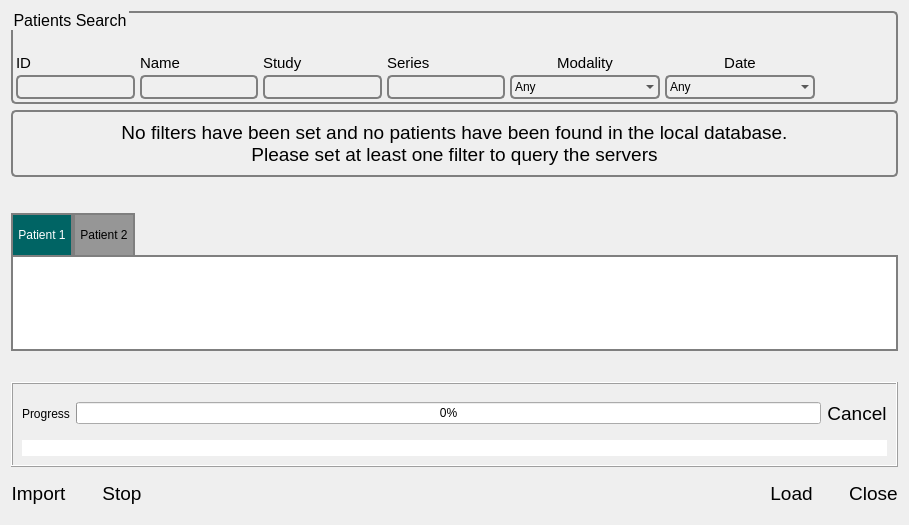
Old version of the form Libs/DICOM/Widgets/Resources/UI/ctkDICOMVisualBrowserWidget.ui in the repository Punzo/CTK.
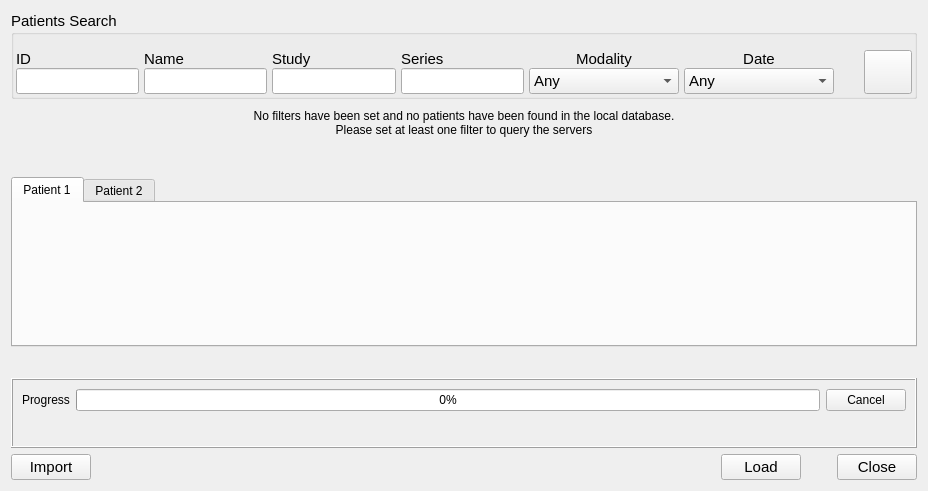
New version of the form. Icons and pictures are not drawn. Custom widgets are drawn as their Qt base class.

```diff
--- a/Libs/DICOM/Widgets/Resources/UI/ctkDICOMVisualBrowserWidget.ui
+++ b/Libs/DICOM/Widgets/Resources/UI/ctkDICOMVisualBrowserWidget.ui
@@ -9,8 +9,8 @@
    <rect>
     <x>0</x>
     <y>0</y>
-    <width>909</width>
-    <height>525</height>
+    <width>928</width>
+    <height>491</height>
    </rect>
   </property>
   <property name="windowTitle">
@@ -21,66 +21,18 @@
     <normaloff>:/Icons/patient.svg</normaloff>:/Icons/patient.svg</iconset>
   </property>
   <property name="styleSheet">
-   <string notr="true">QPushButton {
-border: none;
-padding: 9 px;
-background: transparent;
-font-size: 14pt;
-border-radius: 5px;
-}
-
-QPushButton:hover {
-background-color: rgb(150,150,150);
-}
-
-QPushButton:pressed {
-background-color: rgb(0,100,100);
-}</string>
+   <string notr="true"/>
   </property>
   <layout class="QVBoxLayout" name="verticalLayout">
    <item>
     <widget class="ctkCollapsibleGroupBox" name="SearchPatientsCollapsibleGroupBox">
      <property name="font">
       <font>
-       <pointsize>12</pointsize>
+       <pointsize>11</pointsize>
       </font>
      </property>
      <property name="styleSheet">
-      <string notr="true">QGroupBox {
-border: 2px solid rgb(127,127,127);
-border-radius: 5px;
-}
-QGroupBox::title {
-subcontrol-origin: margin;
-subcontrol-position: top left;
-}
-
-QLineEdit{
-border: 2px solid rgb(127,127,127);
-border-radius: 5px;
-}
-QLineEdit:!focus{
-background: transparent;
-}
-QLineEdit:focus{
-background: white;
-}
-
-QListView{
-border: 2px solid rgb(127,127,127);
-border-radius: 5px;
-background: white;
-}
-
-QComboBox{
-border: 2px solid rgb(127,127,127);
-border-radius: 5px;
-background: transparent;
-}
-
-QComboBox QAbstractItemView {
-selection-background-color: rgb(0,100,100);
-}</string>
+      <string notr="true"/>
      </property>
      <property name="title">
       <string>Patients Search</string>
@@ -147,7 +99,7 @@
             <item>
              <widget class="ctkSearchBox" name="FilteringPatientIDSearchBox">
               <property name="sizePolicy">
-               <sizepolicy hsizetype="Preferred" vsizetype="Preferred">
+               <sizepolicy hsizetype="Expanding" vsizetype="Preferred">
                 <horstretch>0</horstretch>
                 <verstretch>0</verstretch>
                </sizepolicy>
@@ -204,7 +156,7 @@
             <item>
              <widget class="ctkSearchBox" name="FilteringPatientNameSearchBox">
               <property name="sizePolicy">
-               <sizepolicy hsizetype="Preferred" vsizetype="Preferred">
+               <sizepolicy hsizetype="Expanding" vsizetype="Preferred">
                 <horstretch>0</horstretch>
                 <verstretch>0</verstretch>
                </sizepolicy>
@@ -261,7 +213,7 @@
             <item>
              <widget class="ctkSearchBox" name="FilteringStudyDescriptionSearchBox">
               <property name="sizePolicy">
-               <sizepolicy hsizetype="Preferred" vsizetype="Preferred">
+               <sizepolicy hsizetype="Expanding" vsizetype="Preferred">
                 <horstretch>0</horstretch>
                 <verstretch>0</verstretch>
                </sizepolicy>
@@ -318,7 +270,7 @@
             <item>
              <widget class="ctkSearchBox" name="FilteringSeriesDescriptionSearchBox">
               <property name="sizePolicy">
-               <sizepolicy hsizetype="Preferred" vsizetype="Preferred">
+               <sizepolicy hsizetype="Expanding" vsizetype="Preferred">
                 <horstretch>0</horstretch>
                 <verstretch>0</verstretch>
                </sizepolicy>
@@ -602,21 +554,21 @@
           <item>
            <widget class="ctkPushButton" name="QueryPatientPushButton">
             <property name="sizePolicy">
-             <sizepolicy hsizetype="Fixed" vsizetype="Fixed">
+             <sizepolicy hsizetype="Preferred" vsizetype="Preferred">
               <horstretch>0</horstretch>
               <verstretch>0</verstretch>
              </sizepolicy>
             </property>
             <property name="minimumSize">
              <size>
-              <width>48</width>
-              <height>48</height>
+              <width>0</width>
+              <height>0</height>
              </size>
             </property>
             <property name="maximumSize">
              <size>
-              <width>48</width>
-              <height>48</height>
+              <width>16777215</width>
+              <height>16777215</height>
              </size>
             </property>
             <property name="toolTip">
@@ -650,10 +602,7 @@
       <enum>Qt::StrongFocus</enum>
      </property>
      <property name="styleSheet">
-      <string notr="true">QPushButton {
-border: 2px solid rgb(127,127,127);
-border-radius: 5px;
-}</string>
+      <string notr="true"/>
      </property>
      <property name="text">
       <string>No filters have been set and no patients have been found in the local database.
@@ -699,49 +648,7 @@
    <item>
     <widget class="QTabWidget" name="PatientsTabWidget">
      <property name="styleSheet">
-      <string notr="true">QTabWidget::pane {
-background-color: white; 
-border: 2px solid rgb(127,127,127);
-}
-
-QTabBar::tab {
-height: 30px; 
-font-size: 9pt; 
-border-top: 2px solid rgb(127,127,127);
-border-left: 2px solid rgb(127,127,127);
-border-right: 2px solid rgb(127,127,127);
-padding: 5px;
-}
-QTabBar::tab:!selected {
-background-color: rgb(150,150,150);
-color: black;
-}
-QTabBar::tab:!selected:hover {
-background-color: rgb(100,100,100);
-}
-QTabBar::tab:selected {
-background-color: rgb(0,100,100);
-color: white; 
-}
-
-QTabBar::scroller {
-width: 40px;
-}
-QTabBar QToolButton { 
-background-color: rgb(225,225,225);
-border: 2px solid rgb(127,127,127);
-}
-QTabBar QToolButton:hover {
-background-color: rgb(150,150,150);
-}
-QTabBar QToolButton:pressed {
-background-color: rgb(0,100,100);
-}
-
-
-QTabWidget::tab-bar {
-width: 999999px;
-}</string>
+      <string notr="true"/>
      </property>
      <property name="tabPosition">
       <enum>QTabWidget::North</enum>
@@ -867,10 +774,22 @@
    <item>
     <layout class="QHBoxLayout" name="closeHorizontalLayout">
      <item>
-      <widget class="ctkPushButton" name="ImportPushButton">
+      <widget class="QPushButton" name="ImportPushButton">
+       <property name="sizePolicy">
+        <sizepolicy hsizetype="Preferred" vsizetype="Preferred">
+         <horstretch>0</horstretch>
+         <verstretch>0</verstretch>
+        </sizepolicy>
+       </property>
+       <property name="minimumSize">
+        <size>
+         <width>0</width>
+         <height>0</height>
+        </size>
+       </property>
        <property name="font">
         <font>
-         <pointsize>14</pointsize>
+         <pointsize>11</pointsize>
         </font>
        </property>
        <property name="toolTip">
@@ -894,50 +813,6 @@
        </property>
       </widget>
      </item>
-     <item>
-      <spacer name="horizontalSpacer_9">
-       <property name="orientation">
-        <enum>Qt::Horizontal</enum>
-       </property>
-       <property name="sizeType">
-        <enum>QSizePolicy::Fixed</enum>
-       </property>
-       <property name="sizeHint" stdset="0">
-        <size>
-         <width>30</width>
-         <height>20</height>
-        </size>
-       </property>
-      </spacer>
-     </item>
-     <item>
-      <widget class="ctkPushButton" name="StopPushButton">
-       <property name="font">
-        <font>
-         <pointsize>14</pointsize>
-        </font>
-       </property>
-       <property name="toolTip">
-        <string>Stop all the current DICOM operations.</string>
-       </property>
-       <property name="text">
-        <string>Stop</string>
-       </property>
-       <property name="icon">
-        <iconset resource="ctkDICOMWidget.qrc">
-         <normaloff>:/Icons/import.svg</normaloff>:/Icons/import.svg</iconset>
-       </property>
-       <property name="iconSize">
-        <size>
-         <width>32</width>
-         <height>32</height>
-        </size>
-       </property>
-       <property name="flat">
-        <bool>false</bool>
-       </property>
-      </widget>
-     </item>
      <item>
       <spacer name="horizontalSpacer_2">
        <property name="orientation">
@@ -952,10 +827,22 @@
       </spacer>
      </item>
      <item>
-      <widget class="ctkPushButton" name="LoadPushButton">
+      <widget class="QPushButton" name="LoadPushButton">
+       <property name="sizePolicy">
+        <sizepolicy hsizetype="Preferred" vsizetype="Preferred">
+         <horstretch>0</horstretch>
+         <verstretch>0</verstretch>
+        </sizepolicy>
+       </property>
+       <property name="minimumSize">
+        <size>
+         <width>0</width>
+         <height>0</height>
+        </size>
+       </property>
        <property name="font">
         <font>
-         <pointsize>14</pointsize>
+         <pointsize>11</pointsize>
         </font>
        </property>
        <property name="toolTip">
@@ -997,6 +884,26 @@
      </item>
      <item>
       <widget class="QPushButton" name="ClosePushButton">
+       <property name="sizePolicy">
+        <sizepolicy hsizetype="Preferred" vsizetype="Preferred">
+         <horstretch>0</horstretch>
+         <verstretch>0</verstretch>
+        </sizepolicy>
+       </property>
+       <property name="minimumSize">
+        <size>
+         <width>0</width>
+         <height>0</height>
+        </size>
+       </property>
+       <property name="font">
+        <font>
+         <pointsize>11</pointsize>
+        </font>
+       </property>
+       <property name="toolTip">
+        <string>Close the DICOM visual browser.</string>
+       </property>
        <property name="text">
         <string>Close</string>
        </property>
@@ -1010,6 +917,9 @@
          <height>32</height>
         </size>
        </property>
+       <property name="flat">
+        <bool>false</bool>
+       </property>
       </widget>
      </item>
     </layout>
```
Left out of the diff: 2 changed lines with no effect on the pictures.
